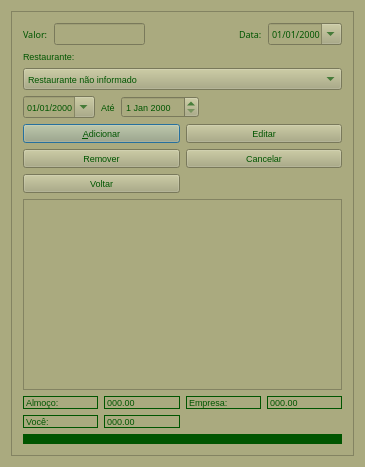
This is ui/almoco.ui in tiagopascal/Almoco as Qt 5 draws it before an edit. The edited form follows.
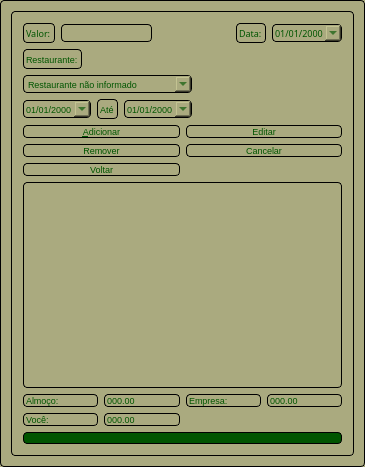
This is the edited form.

Commit message: Agora esta filtrando por data de cadastro e o layout foi levemente alterado.

```diff
--- a/ui/almoco.ui
+++ b/ui/almoco.ui
@@ -21,7 +21,11 @@
   </property>
   <property name="styleSheet">
    <string notr="true">background-color: rgb(170, 170, 127);
-color: rgb(0, 85, 0);</string>
+color: rgb(0, 85, 0);
+
+border: 1px solid black; 
+border-style: solid;
+border-radius: 4px; font-size: 7pt;</string>
   </property>
   <property name="inputMethodHints">
    <set>Qt::ImhDialableCharactersOnly</set>
@@ -146,7 +150,7 @@
           </property>
          </widget>
         </item>
-        <item row="1" column="0" colspan="5">
+        <item row="1" column="0" colspan="4">
          <widget class="QComboBox" name="comboBox_restaurantesLancamento">
           <property name="font">
            <font>
@@ -196,6 +200,12 @@
             <pointsize>7</pointsize>
            </font>
           </property>
+          <property name="displayFormat">
+           <string>dd/MM/yyyy</string>
+          </property>
+          <property name="calendarPopup">
+           <bool>true</bool>
+          </property>
          </widget>
         </item>
         <item row="2" column="4">
@@ -211,6 +221,19 @@
           </property>
          </spacer>
         </item>
+        <item row="0" column="4">
+         <spacer name="horizontalSpacer_2">
+          <property name="orientation">
+           <enum>Qt::Horizontal</enum>
+          </property>
+          <property name="sizeHint" stdset="0">
+           <size>
+            <width>40</width>
+            <height>20</height>
+           </size>
+          </property>
+         </spacer>
+        </item>
        </layout>
       </item>
       <item row="2" column="0">
@@ -290,6 +313,11 @@
             <pointsize>7</pointsize>
            </font>
           </property>
+          <property name="styleSheet">
+           <string notr="true">QScrollBar:vertical {
+      width: 40px;
+  }</string>
+          </property>
          </widget>
         </item>
        </layout>
```
The commit also changes 5 other files.
